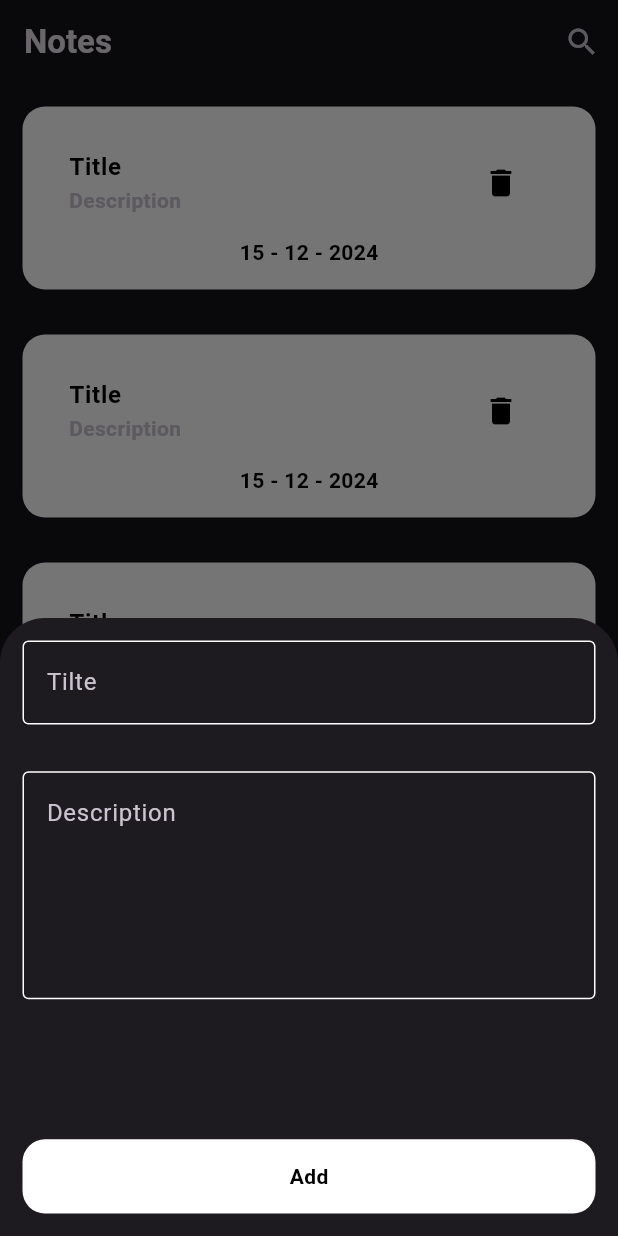
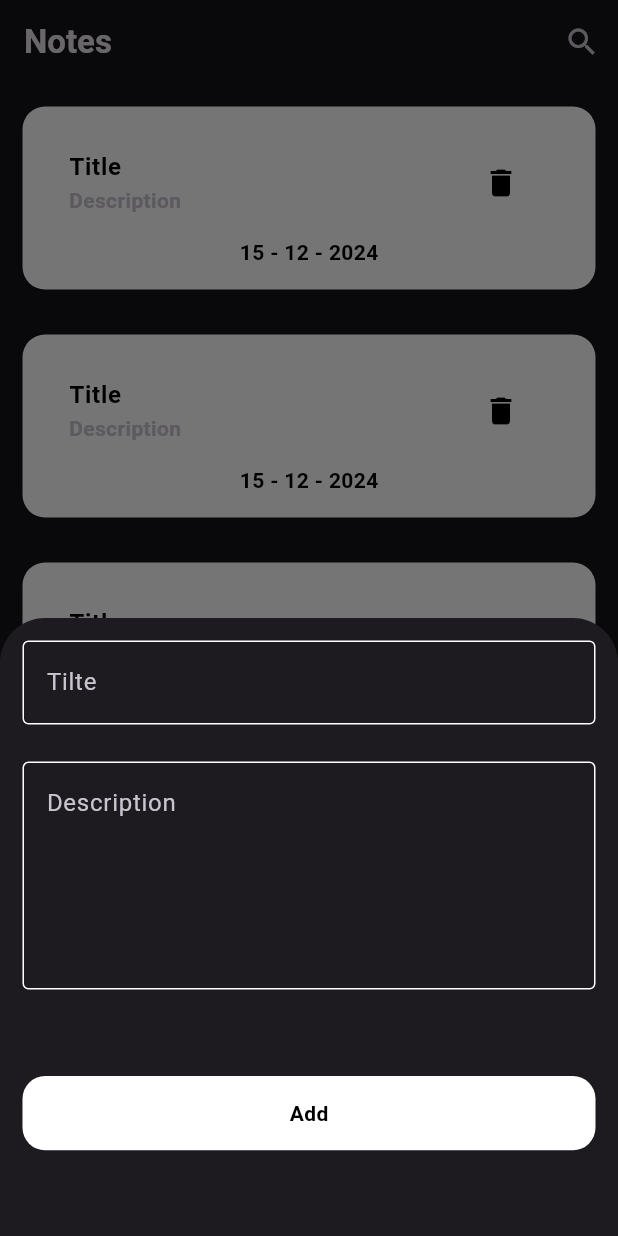
Before and after one commit to AbdallahElbetar/NotesApp, a Flutter app: the screen it shows after launch, after a tap on the "add" icon, on a phone screen of 412 x 824 dp. Run offline on Flutter 3.47's test engine with Material 3 defaults, Android fonts, the phone set to English and light mode, and no system bars.

Commit message:
Add EditViewBody

```diff
--- a/lib/views/widgets/bottom_sheet_body.dart
+++ b/lib/views/widgets/bottom_sheet_body.dart
@@ -12,17 +12,20 @@ class BottomSheetBody extends StatelessWidget {
       width: double.infinity,
       child: Padding(
         padding: const EdgeInsets.all(15.0),
-        child: Column(
+        child: ListView(
+          physics: BouncingScrollPhysics(),
           children: [
             CustomTextField(title: "Tilte", maxLines: 1),
-            Spacer(
-              flex: 1,
+            SizedBox(
+              height: MediaQuery.of(context).size.height * 0.03,
             ),
             CustomTextField(title: "Description", maxLines: 5),
-            Spacer(
-              flex: 3,
+            SizedBox(
+              height: MediaQuery.of(context).size.height * 0.07,
             ),
-            CustomAddButton(),
+            CustomAddButton(
+              onTap: () {},
+            ),
           ],
         ),
       ),
--- a/lib/views/widgets/custom_add_Button.dart
+++ b/lib/views/widgets/custom_add_Button.dart
@@ -3,12 +3,14 @@ import 'package:flutter/material.dart';
 class CustomAddButton extends StatelessWidget {
   const CustomAddButton({
     super.key,
+    required this.onTap,
   });
+  final Function() onTap;
 
   @override
   Widget build(BuildContext context) {
     return GestureDetector(
-      onTap: () {},
+      onTap: onTap,
       child: Container(
         height: MediaQuery.of(context).size.height * 0.06,
         decoration: BoxDecoration(
--- a/lib/views/widgets/notes_item.dart
+++ b/lib/views/widgets/notes_item.dart
@@ -1,11 +1,17 @@
 import 'package:flutter/material.dart';
+import 'package:notes/views/edit_view_body.dart';
 
 class NotesItem extends StatelessWidget {
   const NotesItem({super.key});
 
   @override
   Widget build(BuildContext context) {
-    return Container(
+    return GestureDetector(
+      onTap: () {
+        Navigator.push(
+            context, MaterialPageRoute(builder: (context) => EditViewBody()));
+      },
+      child: Container(
           padding: const EdgeInsets.all(15),
           margin: const EdgeInsets.all(15),
           width: double.infinity,
@@ -19,8 +25,8 @@ class NotesItem extends StatelessWidget {
               ListTile(
                 title: Text(
                   "Title",
-                style:
-                    TextStyle(fontWeight: FontWeight.bold, color: Colors.black),
+                  style: TextStyle(
+                      fontWeight: FontWeight.bold, color: Colors.black),
                 ),
                 subtitle: Text(
                   "Description",
@@ -37,6 +43,7 @@ class NotesItem extends StatelessWidget {
                     TextStyle(fontWeight: FontWeight.bold, color: Colors.black),
               )
             ],
-        ));
+          )),
+    );
   }
 }
```
Also changed, not shown: lib/views/edit_view_body.dart (added, +43 -0 lines). Lines whose indentation alone changed are shown as unchanged.
